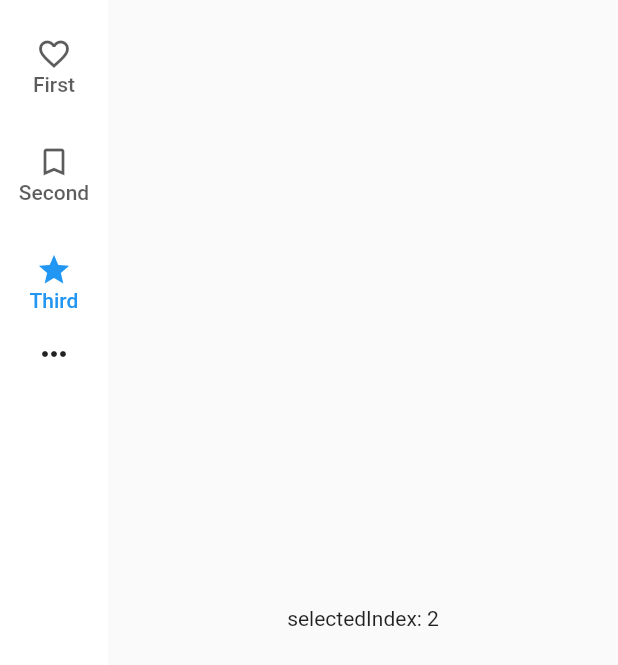
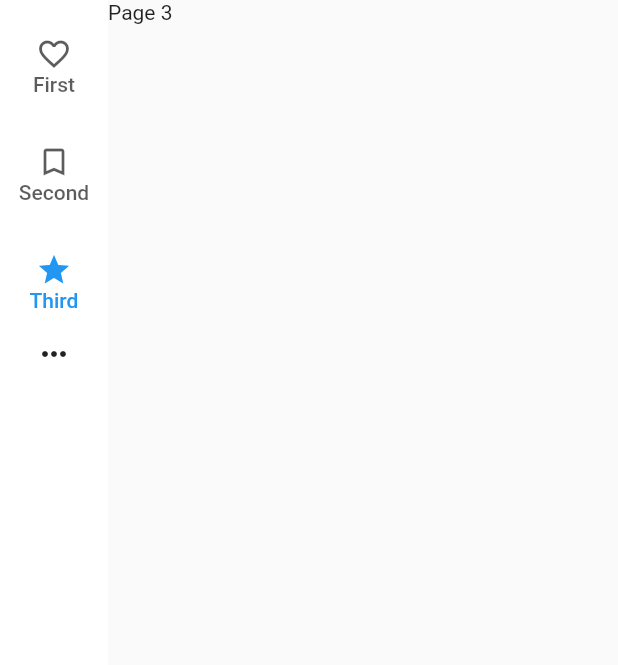
Before and after one commit to jsfoot/QuantFinance, a Flutter app: the screen it shows after launch, after a tap on "Second", after a tap on "Third", on a phone screen of 412 x 824 dp. Shown: the top 665 px of the screen. Run offline on Flutter 3.47's test engine with Material 2 defaults, Android fonts, the phone set to English and light mode, and no system bars.

Commit message:
version 0

```diff
--- a/lib/main_screen.dart
+++ b/lib/main_screen.dart
@@ -1,4 +1,7 @@
 import 'package:flutter/material.dart';
+import 'package:quant_finance/pages/page_1.dart';
+import 'package:quant_finance/pages/page_2.dart';
+import 'package:quant_finance/pages/page_3.dart';
 
 class MainScreen extends StatefulWidget {
   const MainScreen({Key? key}) : super(key: key);
@@ -11,6 +14,19 @@ class _MainScreenState extends State<MainScreen> {
   int _selectedIndex = 0;
   double groupAligment = -1;
   NavigationRailLabelType labelType = NavigationRailLabelType.all;
+
+  Widget buildPages() {
+    switch (_selectedIndex) {
+      case 0:
+        return const Page1();
+      case 1:
+        return const Page2();
+      case 2:
+        return const Page3();
+      default:
+        return const Page1();
+    }
+  }
 
   @override
   Widget build(BuildContext context) {
@@ -46,16 +62,7 @@ class _MainScreenState extends State<MainScreen> {
                 ),
               ],
             ),
-            Expanded(
-              child: Container(
-                child: Row(
-                  mainAxisAlignment: MainAxisAlignment.center,
-                  children: <Widget>[
-                    Text('selectedIndex: $_selectedIndex'),
-                  ],
-                ),
-              ),
-            ),
+            Expanded(child: buildPages()),
           ],
         ),
       ),
--- /dev/null
+++ b/lib/pages/page_1.dart
@@ -0,0 +1,12 @@
+import 'package:flutter/material.dart';
+
+class Page1 extends StatelessWidget {
+  const Page1({Key? key}) : super(key: key);
+
+  @override
+  Widget build(BuildContext context) {
+    return const Scaffold(
+      body: Text("Page 1"),
+    );
+  }
+}
--- /dev/null
+++ b/lib/pages/page_2.dart
@@ -0,0 +1,12 @@
+import 'package:flutter/material.dart';
+
+class Page2 extends StatelessWidget {
+  const Page2({Key? key}) : super(key: key);
+
+  @override
+  Widget build(BuildContext context) {
+    return const Scaffold(
+      body: Text("Page 2"),
+    );
+  }
+}
--- /dev/null
+++ b/lib/pages/page_3.dart
@@ -0,0 +1,12 @@
+import 'package:flutter/material.dart';
+
+class Page3 extends StatelessWidget {
+  const Page3({Key? key}) : super(key: key);
+
+  @override
+  Widget build(BuildContext context) {
+    return const Scaffold(
+      body: Text("Page 3"),
+    );
+  }
+}
```
